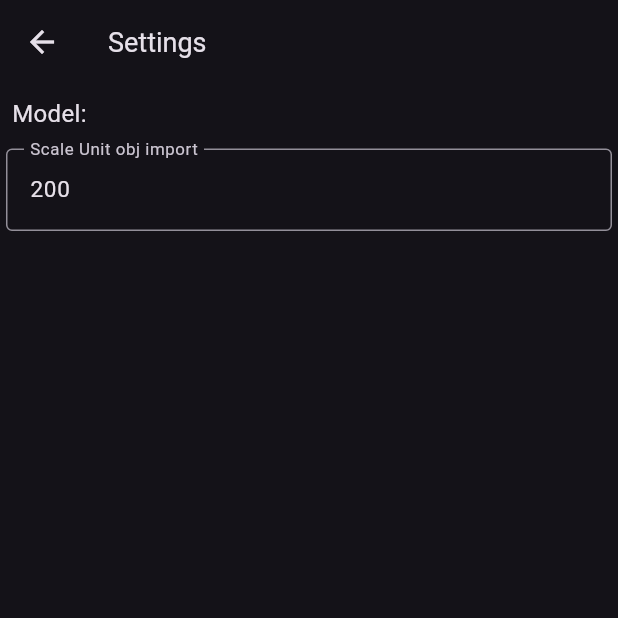
After one commit to M47kus/Morbidelli_CAM, a Flutter app: the Settings_Menu screen opened directly, on a phone screen of 412 x 824 dp, the top half of it. The commit adds this screen. Run offline on Flutter 3.47's test engine with Material 3 defaults, Android fonts, the phone set to English and light mode, and no system bars; our stand-ins replace file_picker, flutter_riverpod, riverpod_annotation, yaml; missing offline and left inert: ditredi.

Commit message:
view transformation, base model transformation

```diff
--- /dev/null
+++ b/assets/settings.yaml
@@ -0,0 +1,6 @@
+#default settings
+
+dx: 600
+dy: 300
+dz: 19
+scale: 200
--- a/lib/AppBar/Files/files.dart
+++ b/lib/AppBar/Files/files.dart
@@ -1,5 +1,6 @@
 import 'package:flutter/material.dart';
 import 'package:flutter_riverpod/flutter_riverpod.dart';
+import 'package:morbidelli_cam/AppBar/Files/settings.dart';
 
 import '../../provider_lib.dart';
 import 'import.dart';
@@ -51,7 +52,7 @@ class _AppBar_FilesState extends ConsumerState<AppBar_Files> {
                 var imported_file = await change_file(state: ref.read(modelContentProvider));
                 ref.read(modelContentProvider.notifier).set(imported_file);
               } else if (value == 3) {
-                print("3");
+                Navigator.push(context, MaterialPageRoute(builder: (context) => const Settings_Menu()));
               } else if (value == 4) {
                 print("4");
               }
--- /dev/null
+++ b/lib/AppBar/Files/settings.dart
@@ -0,0 +1,32 @@
+import 'package:flutter/material.dart';
+import 'package:morbidelli_cam/load_settings.dart';
+import '../../helper/textinput.dart';
+
+class Settings_Menu extends StatefulWidget {
+  const Settings_Menu({super.key});
+
+  @override
+  State<Settings_Menu> createState() => _Settings_MenuState();
+}
+
+class _Settings_MenuState extends State<Settings_Menu> {
+  @override
+  Widget build(BuildContext context) {
+    return Scaffold(
+      appBar: AppBar(
+          title: Text(
+            "Settings",
+            style: TextStyle(fontSize: 18),
+          )),
+      body: ListView(
+        children: [
+          Padding(
+            padding: const EdgeInsets.all(8.0),
+            child: Text("Model:", style: TextStyle(fontSize: 16),),
+          ),
+          ConfigTextInput(label: "Scale Unit obj import", controller: model_scale_unit)
+        ],
+      )
+    );
+  }
+}
--- a/lib/AppBar/edit/base.dart
+++ b/lib/AppBar/edit/base.dart
@@ -1,16 +1,19 @@
 import 'package:flutter/material.dart';
+import 'package:flutter_riverpod/flutter_riverpod.dart';
+import 'package:morbidelli_cam/editor/model_render.dart';
 import 'package:morbidelli_cam/helper/textinput.dart';
 
-final TextEditingController model_dx = TextEditingController(text: "19");
+import '../../load_settings.dart';
+import '../../provider_lib.dart';
 
-class Edit_Base extends StatefulWidget {
+class Edit_Base extends ConsumerStatefulWidget {
   const Edit_Base({super.key});
 
   @override
-  State<Edit_Base> createState() => _Edit_BaseState();
+  ConsumerState<Edit_Base> createState() => _Edit_BaseState();
 }
 
-class _Edit_BaseState extends State<Edit_Base> {
+class _Edit_BaseState extends ConsumerState<Edit_Base> {
   @override
   Widget build(BuildContext context) {
     return Scaffold(
@@ -20,7 +23,15 @@ class _Edit_BaseState extends State<Edit_Base> {
         style: TextStyle(fontSize: 18),
       )),
       body: Column(
-        children: [ConfigTextInput(label: "DX", controller: model_dx)],
+        children: [ConfigTextInput(label: "DX", controller: model_dx),
+          ConfigTextInput(label: "DY", controller: model_dy),
+          ConfigTextInput(label: "DZ", controller: model_dz),
+        TextButton(onPressed: () {
+          String wavefront = model_base();
+          ref.read(modelContentProvider.notifier).set(wavefront);
+          Navigator.pop(context);
+          }, child: Text("Update"))],
+
       ),
     );
   }
--- /dev/null
+++ b/lib/editor/model_render.dart
@@ -0,0 +1,74 @@
+import 'package:flutter/material.dart';
+import 'dart:io';
+
+import 'package:morbidelli_cam/load_settings.dart';
+
+String model_base() {
+  double scale = double.parse(model_scale_unit.text);
+  double dx = double.parse(model_dx.text);
+  double dy = double.parse(model_dy.text);
+  double dz = double.parse(model_dz.text);
+
+  String v1 = "v " +
+      (-dx / scale).toString() +
+      " " +
+      (dy / scale).toString() +
+      " " +
+      (-dz / scale).toString() +
+      "\n ";
+  String v2 = "v " +
+      (-dx / scale).toString() +
+      " " +
+      (dy / scale).toString() +
+      " " +
+      (dz / scale).toString() +
+      "\n ";
+  String v3 = "v " +
+      (dx / scale).toString() +
+      " " +
+      (dy / scale).toString() +
+      " " +
+      (-dz / scale).toString() +
+      "\n ";
+  String v4 = "v " +
+      (dx / scale).toString() +
+      " " +
+      (dy / scale).toString() +
+      " " +
+      (dz / scale).toString() +
+      "\n ";
+  String v5 = "v " +
+      (-dx / scale).toString() +
+      " " +
+      (-dy / scale).toString() +
+      " " +
+      (-dz / scale).toString() +
+      "\n ";
+  String v6 = "v " +
+      (-dx / scale).toString() +
+      " " +
+      (-dy / scale).toString() +
+      " " +
+      (dz / scale).toString() +
+      "\n ";
+  String v7 = "v " +
+      (dx / scale).toString() +
+      " " +
+      (-dy / scale).toString() +
+      " " +
+      (-dz / scale).toString() +
+      "\n ";
+  String v8 = "v " +
+      (dx / scale).toString() +
+      " " +
+      (-dy / scale).toString() +
+      " " +
+      (dz / scale).toString() +
+      "\n ";
+
+  String extension = "s 0 \n f 1 2 4 3 \n f 3 4 8 7 \n f 7 8 6 5 \n f 5 6 2 1 \n f 3 7 5 1 \n f 8 4 2 6";
+
+  String wavefront = v1 + v2 + v3 + v4 + v5 + v6 + v7 + v8 + extension;
+
+  return wavefront;
+}
--- /dev/null
+++ b/lib/load_settings.dart
@@ -0,0 +1,20 @@
+import "package:flutter/material.dart";
+import "package:flutter/services.dart";
+import "package:yaml/yaml.dart";
+
+final TextEditingController model_scale_unit = TextEditingController(text: "X");
+final TextEditingController model_dx = TextEditingController(text: "X");
+final TextEditingController model_dy = TextEditingController(text: "X");
+final TextEditingController model_dz = TextEditingController(text: "X");
+
+Future<void> init_settings () async {
+  final data = await rootBundle.loadString('assets/settings.yaml');
+  final mapData = loadYaml(data);
+
+  model_dx.text = mapData["dx"].toString();
+  model_dy.text = mapData["dy"].toString();
+  model_dz.text = mapData["dz"].toString();
+
+  model_scale_unit.text = mapData["scale"].toString();
+
+}
--- a/lib/main.dart
+++ b/lib/main.dart
@@ -1,13 +1,13 @@
 import 'package:flutter/material.dart';
 import 'package:flutter_riverpod/flutter_riverpod.dart';
+import 'package:morbidelli_cam/load_settings.dart';
 import 'AppBar/Files/files.dart';
 import 'AppBar/edit/edit.dart';
 import 'AppBar/mode.dart';
 import 'AppBar/view.dart';
 import 'AppBar/simulate.dart';
 import 'AppBar/drill.dart';
-import 'editor.dart';
-
+import 'editor/editor.dart';
 
 void main() {
   runApp(ProviderScope(child: Morbidelli_CAM()));
@@ -19,6 +19,7 @@ class Morbidelli_CAM extends StatelessWidget {
 
   @override
   Widget build(BuildContext context) {
+    init_settings();
     return MaterialApp(
       theme: ThemeData(
           brightness: Brightness.dark,
--- a/pubspec.yaml
+++ b/pubspec.yaml
@@ -68,7 +68,8 @@ flutter:
 
   # To add assets to your application, add an assets section, like this:
   assets:
-    - assets/rect.obj
+    - assets/default.obj
+    - assets/settings.yaml
 
   # An image asset can refer to one or more resolution-specific "variants", see
   # https://flutter.dev/assets-and-images/#resolution-aware
```
Also changed, not shown: lib/AppBar/view.dart (+11 -8 lines), lib/editor.dart (deleted, +0 -89 lines), lib/editor/editor.dart (added, +110 -0 lines), lib/provider_lib.dart (+30 -5 lines), 3 other files.
